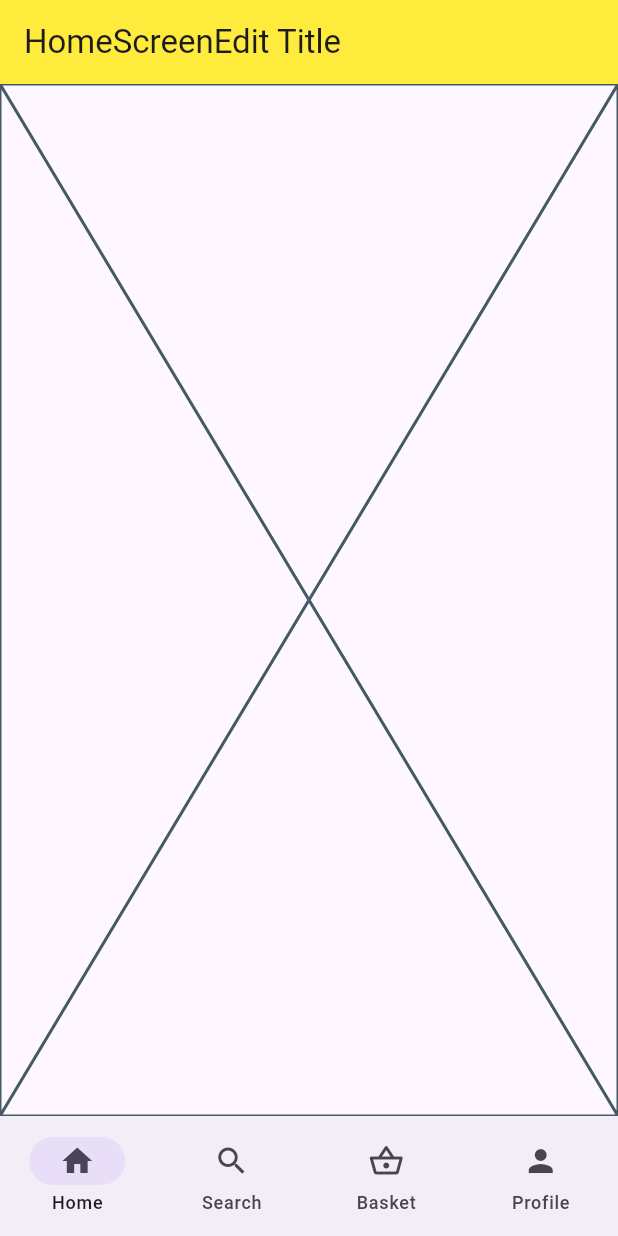
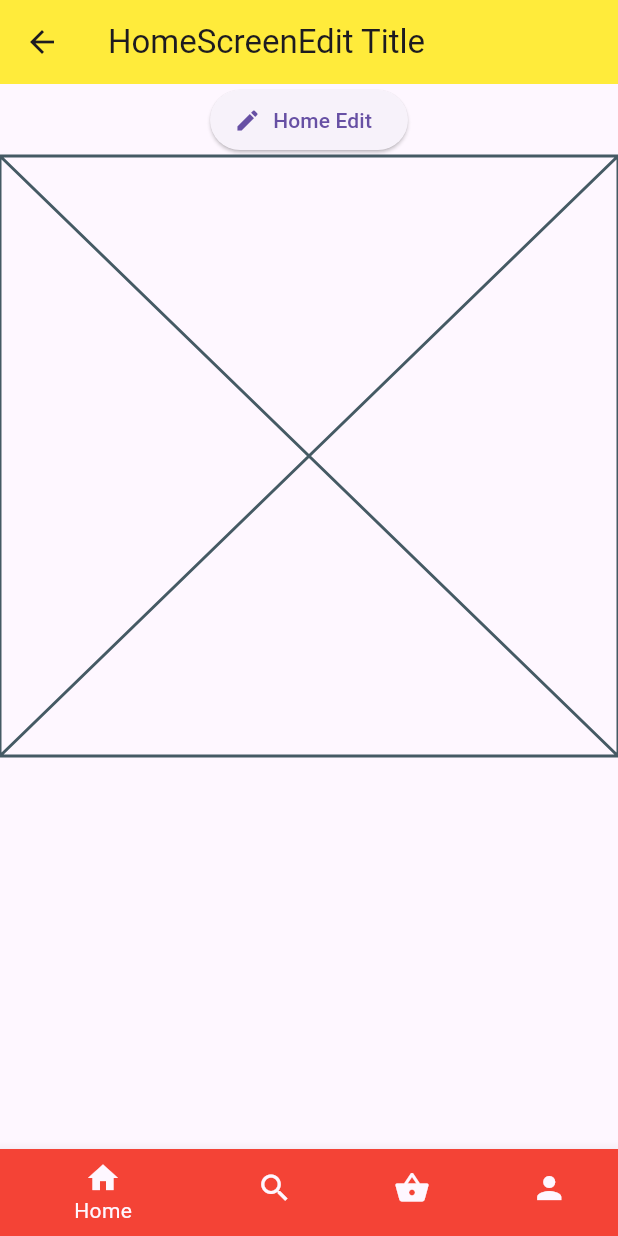
Before and after one commit to isshort/flutter_learn, a Flutter app: the screen it shows after launch, after a tap on "Home Edit", on a phone screen of 412 x 824 dp. Run offline on Flutter 3.47's test engine with Material 2 defaults, Android fonts, the phone set to English and light mode, and no system bars; our stand-ins replace bloc, cached_network_image, connectivity_plus, equatable, flutter_bloc, get_it and 3 more; generated files the repository leaves out were written again.

Commit message:
go router conver to shell Route

```diff
--- a/multiple_navigator/lib/app/adaptive_navigation.dart
+++ /dev/null
@@ -1,26 +0,0 @@
-import 'package:flutter/material.dart';
-
-class AdaptiveNavigation extends StatelessWidget {
-  const AdaptiveNavigation(
-      {Key? key,
-      required this.child,
-      required this.selectedIndex,
-      required this.onDestinationSelected,
-      required this.destinations})
-      : super(key: key);
-  final Widget child;
-  final int selectedIndex;
-  final void Function(int index) onDestinationSelected;
-  final List<NavigationDestination> destinations;
-  @override
-  Widget build(BuildContext context) {
-    return Scaffold(
-      body: child,
-      bottomNavigationBar: NavigationBar(
-        destinations: destinations,
-        selectedIndex: selectedIndex,
-        onDestinationSelected: onDestinationSelected,
-      ),
-    );
-  }
-}
--- a/multiple_navigator/lib/app/app_screen.dart
+++ b/multiple_navigator/lib/app/app_screen.dart
@@ -2,16 +2,16 @@ import 'package:flutter/material.dart';
 import 'package:multiple_navigator/app/router/router_screen.dart';
 
 class MyApp extends StatelessWidget {
-  MyApp({super.key});
+  const MyApp({super.key});
 
-  final router = GoRouterScreen().goRouter;
+  // final router = GoRouterScreen().goRouter;
 
   @override
   Widget build(BuildContext context) {
     return MaterialApp.router(
-      routeInformationParser: router.routeInformationParser,
-      routerDelegate: router.routerDelegate,
-      routeInformationProvider: router.routeInformationProvider,
+      routeInformationParser: goRouter.routeInformationParser,
+      routerDelegate: goRouter.routerDelegate,
+      routeInformationProvider: goRouter.routeInformationProvider,
       title: 'Flutter Demo',
       debugShowCheckedModeBanner: false,
       theme: ThemeData(
--- a/multiple_navigator/lib/app/destination.dart
+++ /dev/null
@@ -1,38 +0,0 @@
-import 'package:flutter/material.dart';
-
-const List<NavigationDestination> destinations = [
-  NavigationDestination(
-    label: 'Home',
-    icon: Icon(Icons.home),
-    route: '/',
-  ),
-  NavigationDestination(
-    label: 'Search',
-    icon: Icon(Icons.search),
-    route: '/search',
-  ),
-  NavigationDestination(
-    label: 'Basket',
-    icon: Icon(Icons.shopping_basket_outlined),
-    route: '/basket',
-  ),
-  NavigationDestination(
-    label: 'Profile',
-    icon: Icon(Icons.person),
-    route: '/profile',
-  ),
-];
-
-class NavigationDestination {
-  const NavigationDestination({
-    required this.route,
-    required this.label,
-    required this.icon,
-    this.child,
-  });
-
-  final String route;
-  final String label;
-  final Icon icon;
-  final Widget? child;
-}
--- a/multiple_navigator/lib/app/router/root_layout.dart
+++ b/multiple_navigator/lib/app/router/root_layout.dart
@@ -1,41 +1,60 @@
 import 'package:flutter/material.dart';
 import 'package:go_router/go_router.dart';
 
-import '../adaptive_navigation.dart';
+class ScaffoldWithNavBarItem extends BottomNavigationBarItem {
+  const ScaffoldWithNavBarItem(
+      {required this.initialLocation, required Widget icon, String? label})
+      : super(icon: icon, label: label, backgroundColor: Colors.red);
 
-import 'package:multiple_navigator/app/destination.dart' as my_des;
+  final String initialLocation;
+}
 
-class RootLayout extends StatelessWidget {
-  const RootLayout({Key? key, required this.child, required this.currentIndex})
+const tabs = [
+  ScaffoldWithNavBarItem(
+      initialLocation: '/home', icon: Icon(Icons.home), label: 'Home'),
+  ScaffoldWithNavBarItem(
+      initialLocation: '/search', icon: Icon(Icons.search), label: 'Search'),
+  ScaffoldWithNavBarItem(
+      initialLocation: '/basket',
+      icon: Icon(Icons.shopping_basket),
+      label: 'Basket'),
+  ScaffoldWithNavBarItem(
+      initialLocation: '/profile', icon: Icon(Icons.person), label: 'profile'),
+];
+
+class ScaffoldWithBottomNavBar extends StatefulWidget {
+  const ScaffoldWithBottomNavBar({Key? key, required this.child})
       : super(key: key);
+  final Widget child;
+  @override
+  State<ScaffoldWithBottomNavBar> createState() =>
+      _ScaffoldWithBottomNavBarState();
+}
 
-  final Widget child;
-  final int currentIndex;
-  static const _navigationRailKey = ValueKey('navigationRailKey');
+class _ScaffoldWithBottomNavBarState extends State<ScaffoldWithBottomNavBar> {
+  int get _currentIndex => _locationToTabIndex(GoRouter.of(context).location);
+
+  int _locationToTabIndex(String location) {
+    final index = tabs
+        .indexWhere((element) => location.startsWith(element.initialLocation));
+    return index < 0 ? 0 : index;
+  }
+
+  void _onItemTapped(BuildContext context, int tabIndex) {
+    if (tabIndex != _currentIndex) {
+      context.go(tabs[tabIndex].initialLocation);
+    }
+  }
+
   @override
   Widget build(BuildContext context) {
-    return LayoutBuilder(
-      builder: (context, dimness) {
-        void onSelected(int index) {
-          final destination = my_des.destinations[index];
-          context.go(destination.route);
-        }
-
-        return AdaptiveNavigation(
-          key: _navigationRailKey,
-          selectedIndex: currentIndex,
-          onDestinationSelected: onSelected,
-          destinations: my_des.destinations
-              .map<NavigationDestination>(
-                (e) => NavigationDestination(
-                  icon: e.icon,
-                  label: e.label,
-                ),
-              )
-              .toList(),
-          child: child,
-        );
-      },
+    return Scaffold(
+      body: widget.child,
+      bottomNavigationBar: BottomNavigationBar(
+        currentIndex: _currentIndex,
+        items: tabs,
+        onTap: (value) => _onItemTapped(context, value),
+      ),
     );
   }
 }
--- a/multiple_navigator/lib/app/router/router_screen.dart
+++ b/multiple_navigator/lib/app/router/router_screen.dart
@@ -1,77 +1,130 @@
 import 'package:flutter/material.dart';
 import 'package:go_router/go_router.dart';
 import 'package:multiple_navigator/app/router/root_layout.dart';
+import 'package:multiple_navigator/modules/home/home.dart';
 
-import '../../modules/modules.dart';
+import '../../modules/basket/view/basket_screen.dart';
+import '../../modules/profile/profile_edit.dart';
+import '../../modules/profile/profile_screen.dart';
+import '../../modules/search/search_screen.dart';
 
-const _pageKey = ValueKey('_pageKey');
-const _scaffoldKey = ValueKey('_scaffoldKey');
-
-class GoRouterScreen {
-  final goRouter = GoRouter(routes: [
-    // GoRoute(
-    //   path: '/',
-    //   builder: (context, state) => const NavigationPage(),
-    // ),
+final _rootNavigatorKey = GlobalKey<NavigatorState>();
+final _shellNavigatorKey = GlobalKey<NavigatorState>();
+final goRouter = GoRouter(
+    initialLocation: '/home',
+    navigatorKey: _rootNavigatorKey,
+    routerNeglect: true,
+    debugLogDiagnostics: true,
+    routes: [
+      ShellRoute(
+          navigatorKey: _shellNavigatorKey,
+          builder: (context, state, child) =>
+              ScaffoldWithBottomNavBar(child: child),
+          routes: [
             GoRoute(
-      path: '/',
-      pageBuilder: (context, state) => const MaterialPage<void>(
-        key: _pageKey,
-        child: RootLayout(
-          key: _scaffoldKey,
-          currentIndex: 0,
-          child: HomeScreen(),
-        ),
-      ),
-    ),
+              path: '/home',
+              pageBuilder: (context, state) =>
+                  const NoTransitionPage(child: HomeScreen()),
+              routes: [
                 GoRoute(
-      path: '/home/edit',
-      pageBuilder: (context, state) => const MaterialPage<void>(
-        key: _pageKey,
-        child: RootLayout(
-          key: _scaffoldKey,
-          currentIndex: 0,
-          child: HomeScreenEdit(),
-        ),
-      ),
+                    path: 'edit',
+                    builder: (context, state) => const HomeScreenEdit(),
+                    routes: [
+                      GoRoute(
+                        path: 'edit',
+                        builder: (context, state) => const HomeScreenEdit(),
+                      )
+                    ])
+              ],
             ),
             GoRoute(
               path: '/search',
-      pageBuilder: (context, state) => const MaterialPage<void>(
-        key: _pageKey,
-        child: RootLayout(
-          key: _scaffoldKey,
-          currentIndex: 1,
-          child: SearchScreen(),
-        ),
-      ),
+              pageBuilder: (context, state) =>
+                  const NoTransitionPage(child: SearchScreen()),
             ),
             GoRoute(
               path: '/basket',
-      pageBuilder: (context, state) => const MaterialPage<void>(
-        key: _pageKey,
-        child: RootLayout(
-          key: _scaffoldKey,
-          currentIndex: 2,
-          child: BasketScreen(),
-        ),
-      ),
+              pageBuilder: (context, state) =>
+                  const NoTransitionPage(child: BasketScreen()),
             ),
             GoRoute(
               path: '/profile',
-        pageBuilder: (context, state) => const MaterialPage<void>(
-              key: _pageKey,
-              child: RootLayout(
-                key: _scaffoldKey,
-                currentIndex: 3,
-                child: ProfileScreen(),
-              ),
-            ),
+              pageBuilder: (context, state) =>
+                  const NoTransitionPage(child: ProfileScreen()),
               routes: [
                 GoRoute(
                   path: 'edit',
                   builder: (context, state) => const ProfileEdit(),
                 ),
+              ],
+            ),
           ]),
     ]);
-}
+// class GoRouterScreen {
+//   final goRouter = GoRouter(routes: [
+//     // GoRoute(
+//     //   path: '/',
+//     //   builder: (context, state) => const NavigationPage(),
+//     // ),
+//     GoRoute(
+//       path: '/',
+//       pageBuilder: (context, state) => const MaterialPage<void>(
+//         key: _pageKey,
+//         child: RootLayout(
+//           key: _scaffoldKey,
+//           currentIndex: 0,
+//           child: HomeScreen(),
+//         ),
+//       ),
+//     ),
+//     GoRoute(
+//       path: '/home/edit',
+//       pageBuilder: (context, state) => const MaterialPage<void>(
+//         key: _pageKey,
+//         child: RootLayout(
+//           key: _scaffoldKey,
+//           currentIndex: 0,
+//           child: HomeScreenEdit(),
+//         ),
+//       ),
+//     ),
+    // GoRoute(
+    //   path: '/search',
+    //   pageBuilder: (context, state) => const MaterialPage<void>(
+    //     key: _pageKey,
+    //     child: RootLayout(
+    //       key: _scaffoldKey,
+    //       currentIndex: 1,
+    //       child: SearchScreen(),
+    //     ),
+    //   ),
+    // ),
+    // GoRoute(
+    //   path: '/basket',
+    //   pageBuilder: (context, state) => const MaterialPage<void>(
+    //     key: _pageKey,
+    //     child: RootLayout(
+    //       key: _scaffoldKey,
+    //       currentIndex: 2,
+    //       child: BasketScreen(),
+    //     ),
+    //   ),
+    // ),
+    // GoRoute(
+    //     path: '/profile',
+    //     pageBuilder: (context, state) => const MaterialPage<void>(
+    //           key: _pageKey,
+    //           child: RootLayout(
+    //             key: _scaffoldKey,
+    //             currentIndex: 3,
+    //             child: ProfileScreen(),
+    //           ),
+    //         ),
+    //     routes: [
+    //       GoRoute(
+    //         path: 'edit',
+    //         builder: (context, state) => const ProfileEdit(),
+    //       ),
+    //     ]),
+//   ]);
+// }
--- a/multiple_navigator/lib/modules/home/home_screen_edit.dart
+++ b/multiple_navigator/lib/modules/home/home_screen_edit.dart
@@ -1,4 +1,5 @@
 import 'package:flutter/material.dart';
+import 'package:go_router/go_router.dart';
 
 class HomeScreenEdit extends StatelessWidget {
   const HomeScreenEdit({Key? key}) : super(key: key);
@@ -6,7 +7,16 @@ class HomeScreenEdit extends StatelessWidget {
   Widget build(BuildContext context) {
     return Scaffold(
       appBar: AppBar(title: const Text('HomeScreenEdit Title')),
-      body: const Placeholder(),
+      body: Column(
+        children: [
+          Center(
+              child: ElevatedButton.icon(
+                  onPressed: () => context.go('/home/edit/edit'),
+                  icon: const Icon(Icons.edit),
+                  label: const Text('Home Edit'))),
+          const Placeholder(),
+        ],
+      ),
     );
   }
 }
--- a/multiple_navigator/pubspec.yaml
+++ b/multiple_navigator/pubspec.yaml
@@ -14,8 +14,8 @@ dependencies:
   flutter:
     sdk: flutter
   cupertino_icons: ^1.0.2
-  flutter_bloc: ^8.0.1
-  go_router: ^4.1.0
+  flutter_bloc: ^8.1.1
+  go_router: ^5.0.5
   equatable: ^2.0.3
   dartz: ^0.10.1
   get_it: ^7.2.0
```
Also changed, not shown: multiple_navigator/pubspec.lock. Lines whose indentation alone changed are shown as unchanged.
